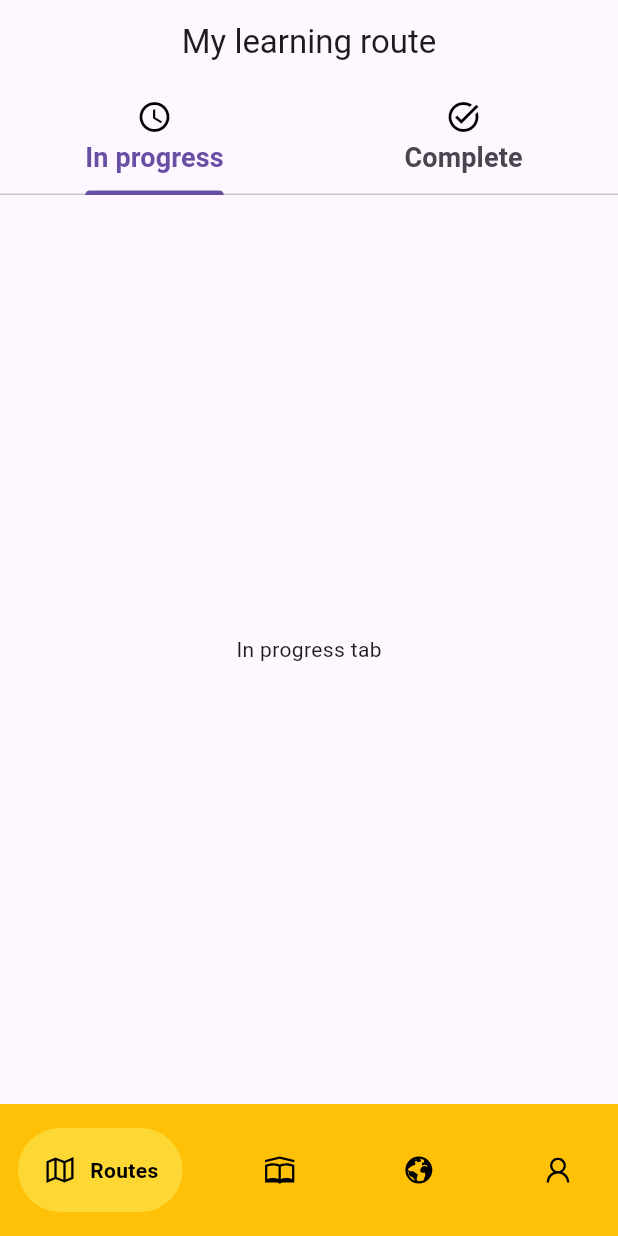
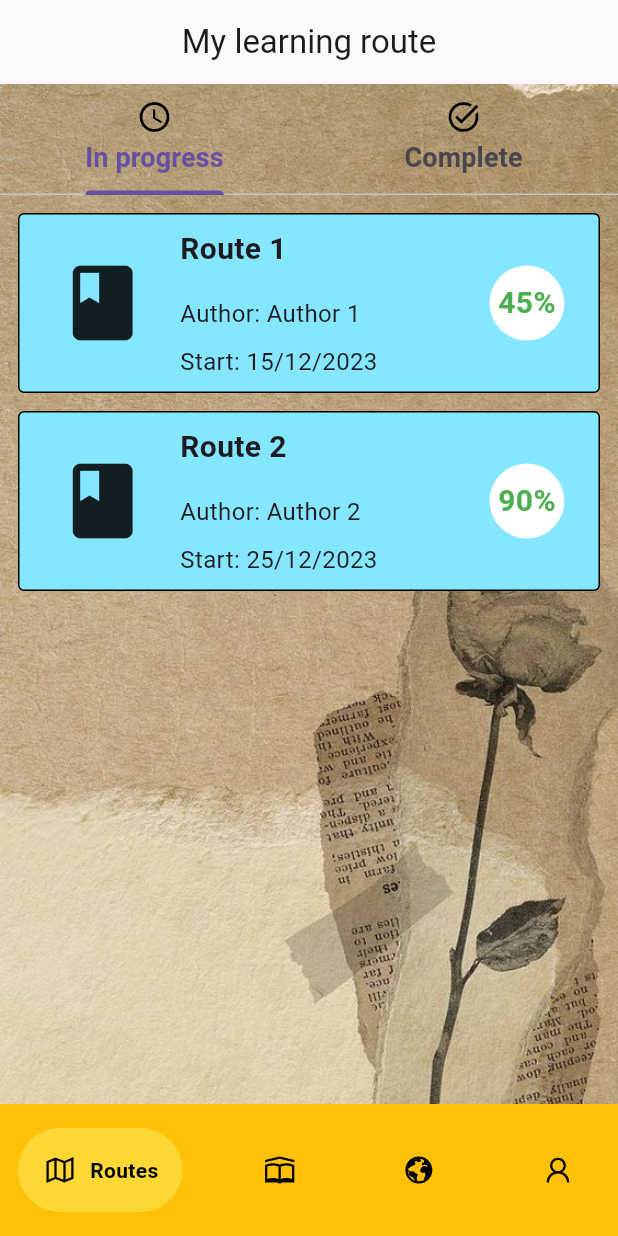
Before and after one commit to nghiatm341/2023.1_Cross-Platform_Study-Planner, a Flutter app: the screen it shows after launch, on a phone screen of 412 x 824 dp. Run offline on Flutter 3.47's test engine with Material 3 defaults, Android fonts, the phone set to English and light mode, and no system bars; drawn by our look-alikes of google_nav_bar; our stand-ins replace line_icons.

Commit message:
raw core widgets for study route

```diff
--- a/Frontend/lib/AllPages/routes_page.dart
+++ b/Frontend/lib/AllPages/routes_page.dart
@@ -20,33 +20,39 @@ class _RoutesPageState extends State<RoutesPage> {
             centerTitle: true,
             elevation: 0,
           ),
-          body: Column(
-
+          body: Container(
+            decoration: BoxDecoration(
+              image: DecorationImage(
+                  image: AssetImage("assets/bg1.jpg"), fit: BoxFit.cover),
+            ),
+            child: Column(
               children: [
                 const TabBar(
 
                   tabs: [
                   Tab(
                     icon: Icon(Icons.schedule, color: Colors.black),
-                  child: Text("In progress", style:  TextStyle(fontSize: 18, fontWeight: FontWeight.bold),),
+                    child: Text(
+                      "In progress",
+                      style:
+                          TextStyle(fontSize: 18, fontWeight: FontWeight.bold),
+                    ),
                   ),
                   Tab(
                     icon: Icon(Icons.task_alt, color: Colors.black),
-                  child: Text("Complete", style:  TextStyle(fontSize: 18, fontWeight: FontWeight.bold),),
+                    child: Text(
+                      "Complete",
+                      style:
+                          TextStyle(fontSize: 18, fontWeight: FontWeight.bold),
+                    ),
                   )
                 ]),
-
                 Expanded(
-                child: TabBarView(children: [
-
-                  InProgressRoutesTab(),
-
-                  CompleteRoutesTab()
-
-                ]),
+                  child: TabBarView(
+                      children: [InProgressRoutesTab(), CompleteRoutesTab()]),
                 )
-
               ],
+            ),
           )),
     );
   }
--- a/Frontend/lib/Route Page/in_progress_routes_tab.dart
+++ b/Frontend/lib/Route Page/in_progress_routes_tab.dart
@@ -1,4 +1,5 @@
 import 'package:flutter/material.dart';
+import 'package:frontend/Route%20Page/route_item.dart';
 
 class InProgressRoutesTab extends StatefulWidget {
   const InProgressRoutesTab({super.key});
@@ -8,10 +9,20 @@ class InProgressRoutesTab extends StatefulWidget {
 }
 
 class _InProgressRoutesTabState extends State<InProgressRoutesTab> {
+
+  List routeItemDataList = [
+    new RouteItemData(title: "Route 1", author: "Author 1", startDate: "15/12/2023", progress: '45'),
+    new RouteItemData(title: "Route 2", author: "Author 2", startDate: "25/12/2023", progress: '90'),
+  ];
+
   @override
   Widget build(BuildContext context) {
+
     return Container(
-      child: Center(child: Text("In progress tab"),),
+
+      child: ListView.builder(itemBuilder: (context, index) {
+        return RouteItem(routeData: routeItemDataList[index]);
+      }, itemCount: routeItemDataList.length),
     );
   }
 }
--- /dev/null
+++ b/Frontend/lib/Route Page/route_item.dart
@@ -0,0 +1,111 @@
+import 'package:flutter/material.dart';
+import 'package:frontend/Route%20Page/route_detail.dart';
+
+class RouteItem extends StatelessWidget {
+
+  final RouteItemData routeData;
+
+  RouteItem({
+      super.key,
+      required this.routeData
+  });
+
+  @override
+  Widget build(BuildContext context) {
+    return GestureDetector(
+      child: Container(
+        child: Padding(
+          padding: const EdgeInsets.only(left: 12, right: 12, top: 12),
+          child: Container(
+            height: 120,
+            padding: EdgeInsets.all(4),
+            child: Row(
+              children: [
+                Expanded(
+                    flex: 3,
+                    child: Icon(
+                      Icons.book,
+                      size: 60,
+                    )),
+                Expanded(
+                  flex: 6,
+                  child: Column(
+                    crossAxisAlignment: CrossAxisAlignment.start,
+                    mainAxisAlignment: MainAxisAlignment.spaceAround,
+                    children: [
+                      Padding(
+                        padding: const EdgeInsets.only(bottom: 8),
+                        child: Text(
+                          routeData.title,
+                          style: TextStyle(
+                              fontSize: 20, fontWeight: FontWeight.w700),
+                          textAlign: TextAlign.left,
+                        ),
+                      ),
+                      Text("Author: " + routeData.author,
+                          style: TextStyle(fontSize: 16),
+                          textAlign: TextAlign.left),
+                      Text(
+                         "Start: " + routeData.startDate,
+                        style: TextStyle(fontSize: 16),
+                      ),
+                    ],
+                  ),
+                ),
+                Expanded(
+                  flex: 2,
+                  child: Column(
+                    mainAxisAlignment: MainAxisAlignment.spaceAround,
+                    crossAxisAlignment: CrossAxisAlignment.start,
+                    children: [
+                      Container(
+                        width: 50, // Set the width of the container
+                        height: 50, // Set the height of the container
+                        decoration: BoxDecoration(
+                          shape: BoxShape.circle,
+                          color: const Color.fromARGB(255, 255, 255,
+                              255), // Set the background color of the circle
+                        ),
+                        child: Center(
+                          child: Text(
+                            routeData.progress + "%", // Number to display inside the circle
+                            style: TextStyle(
+                              color: Colors.green, // Color of the number text
+                              fontSize: 20, // Font size of the number text
+                              fontWeight: FontWeight
+                                  .bold, // Font weight of the number text
+                            ),
+                          ),
+                        ),
+                      )
+                    ],
+                  ),
+                )
+              ],
+            ),
+            decoration: BoxDecoration(
+                color: Color.fromARGB(255, 132, 230, 255),
+                borderRadius: BorderRadius.circular(4),
+                border: Border.all(color: Colors.black)),
+          ),
+        ),
+      ),
+      onTap: () => {
+        Navigator.push(context, MaterialPageRoute(builder: (context) => RouteDetail()))
+      },
+    );
+  }
+}
+
+class RouteItemData {
+  final String title;
+  final String author;
+  final String startDate;
+  final String progress;
+
+  RouteItemData(
+      {required this.title,
+      required this.author,
+      required this.startDate,
+      required this.progress});
+}
--- a/Frontend/pubspec.yaml
+++ b/Frontend/pubspec.yaml
@@ -37,6 +37,7 @@ dependencies:
   cupertino_icons: ^1.0.2
   google_nav_bar: ^5.0.6
   line_icons: ^2.0.2
+  http: ^1.1.0
 
 dev_dependencies:
   flutter_test:
@@ -59,6 +60,9 @@ flutter:
   # included with your application, so that you can use the icons in
   # the material Icons class.
   uses-material-design: true
+
+  assets:
+   - assets/
 
   # To add assets to your application, add an assets section, like this:
   # assets:
```
Also changed, not shown: Frontend/lib/Route Page/complete_routes_tab.dart (+10 -1 lines), Frontend/lib/Route Page/dialog_route_lesson_done.dart (added, +21 -0 lines), Frontend/lib/Route Page/dialog_route_lesson_undone.dart (added, +21 -0 lines), Frontend/lib/Route Page/route_detail.dart (added, +88 -0 lines), Frontend/lib/Route Page/route_item_complete.dart (added, +78 -0 lines), Frontend/lib/Route Page/route_lesson_detail.dart (added, +35 -0 lines), Frontend/lib/Route Page/route_lesson_item.dart (added, +119 -0 lines), Frontend/assets/InprogressRouteBg.jpg (added), Frontend/assets/bg1.jpg (added), Frontend/assets/bg2.jpg (added), Frontend/assets/bg3.jpg (added), Frontend/assets/bg4.jpg (added), Frontend/pubspec.lock, 1 other file. Lines whose indentation alone changed are shown as unchanged.
